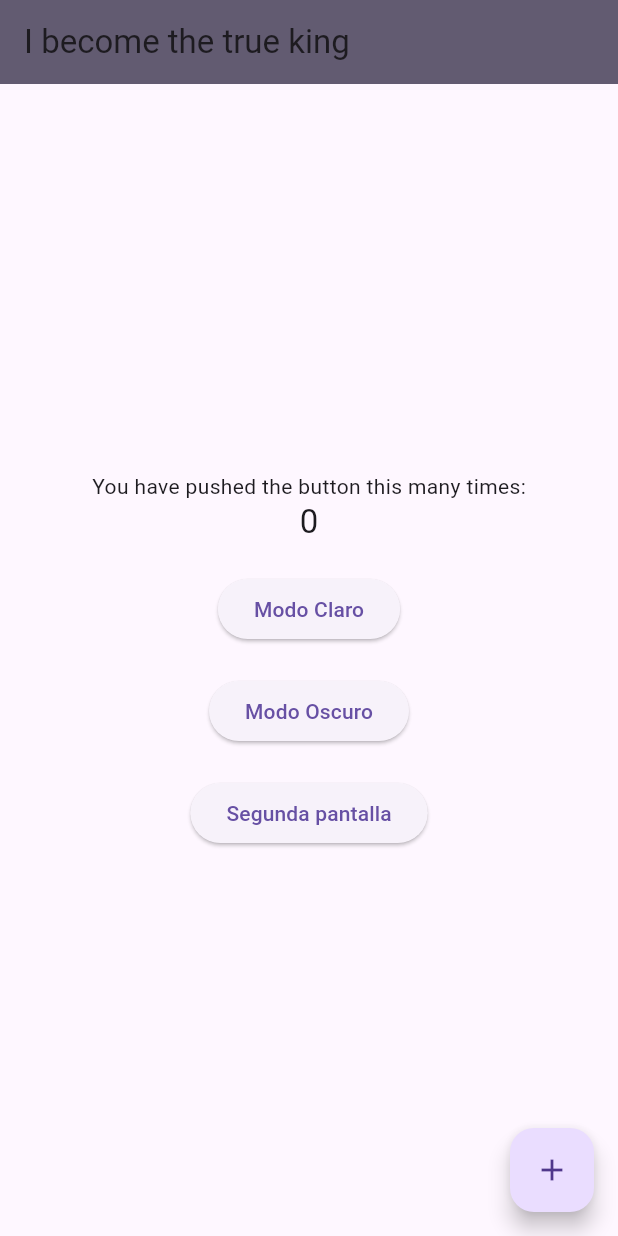
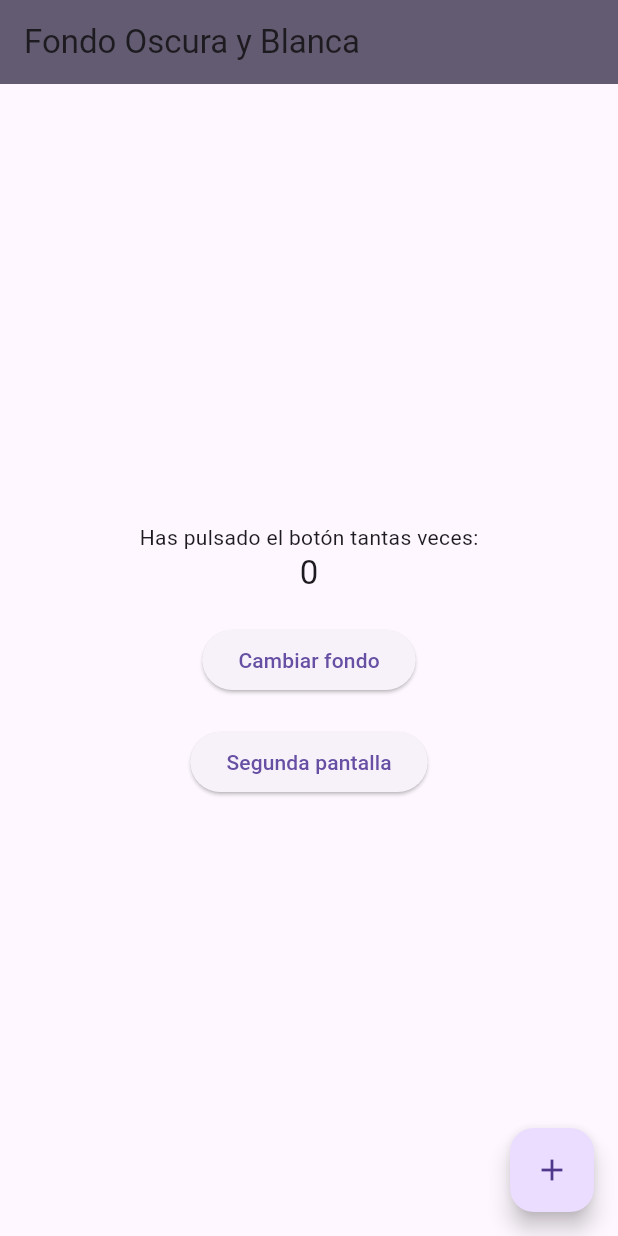
Before and after one commit to BrayanJavierB/providertest, a Flutter app: the screen it shows after launch, on a phone screen of 412 x 824 dp. Run offline on Flutter 3.47's test engine with Material 3 defaults, Android fonts, the light colour scheme and no system bars; our stand-ins replace sensors_plus.

Commit message:
ejercicios de estudio

```diff
--- a/lib/main.dart
+++ b/lib/main.dart
@@ -1,13 +1,8 @@
-
 import 'package:flutter/material.dart';
-// Importamos la biblioteca Flutter para widgets y Material Design
-import 'package:modooscuro/screens/ThemeProvider.dart';
-import 'package:modooscuro/screens/myapp.dart';
 import 'package:provider/provider.dart';
-
-import 'package:modooscuro/screens/counter_model.dart';
- // Importamos la biblioteca 'provider' para administrar el estado
-
+import 'screens/ThemeProvider.dart';
+import 'screens/myapp.dart';
+import 'screens/counter_model.dart';
 
 void main() {
   runApp(
@@ -26,12 +21,14 @@ class MyApp extends StatelessWidget {
 
   @override
   Widget build(BuildContext context) {
+    final themeProvider = Provider.of<ThemeProvider>(context);
     return MaterialApp(
       title: 'Flutter Demo',
       debugShowCheckedModeBanner: false,
-      theme: ThemeData.light(), // Establece el tema claro como predeterminado
-      darkTheme: ThemeData.dark(), // Establece el tema oscuro
-      home: const MyHomePage(title: 'I become the true king'),
+      themeMode: themeProvider.themeMode,
+      theme: ThemeData.light(),
+      darkTheme: ThemeData.dark(),
+      home: const MyHomePage(title: 'Fondo Oscura y Blanca'),
     );
   }
 }
--- a/lib/screens/myapp.dart
+++ b/lib/screens/myapp.dart
@@ -1,8 +1,8 @@
 import 'package:flutter/material.dart';
 import 'package:provider/provider.dart';
-import 'second_route.dart';
+import 'package:modooscuro/screens/second_route.dart';
+import 'ThemeProvider.dart';
 import 'counter_model.dart';
-import 'ThemeProvider.dart';
 
 class MyHomePage extends StatelessWidget {
   const MyHomePage({Key? key, required this.title}) : super(key: key);
@@ -21,7 +21,7 @@ class MyHomePage extends StatelessWidget {
           mainAxisAlignment: MainAxisAlignment.center,
           children: <Widget>[
             const Text(
-              'You have pushed the button this many times:',
+              'Has pulsado el botón tantas veces:',
             ),
             Consumer<CounterModel>(
               builder: (context, model, child) {
@@ -34,16 +34,10 @@ class MyHomePage extends StatelessWidget {
             SizedBox(height: 20),
             ElevatedButton(
               onPressed: () {
-                Provider.of<ThemeProvider>(context, listen: false).changeTheme(ThemeMode.light);
+                Provider.of<ThemeProvider>(context, listen: false)
+                    .toggleTheme();
               },
-              child: Text('Modo Claro'),
-            ),
-            SizedBox(height: 20),
-            ElevatedButton(
-              onPressed: () {
-                Provider.of<ThemeProvider>(context, listen: false).changeTheme(ThemeMode.dark);
-              },
-              child: Text('Modo Oscuro'),
+              child: Text('Cambiar fondo'),
             ),
             SizedBox(height: 20),
             ElevatedButton(
```
Also changed, not shown: lib/screens/ThemeProvider.dart (+3 -7 lines).
